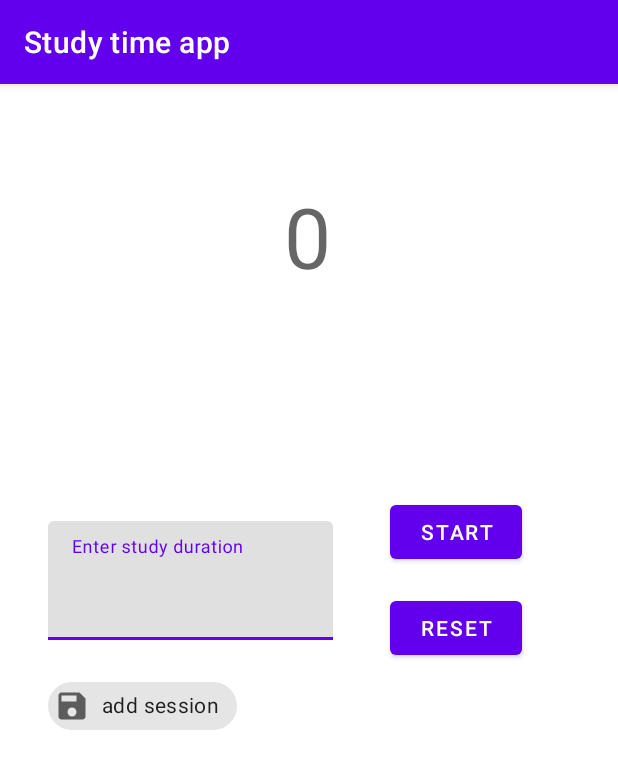
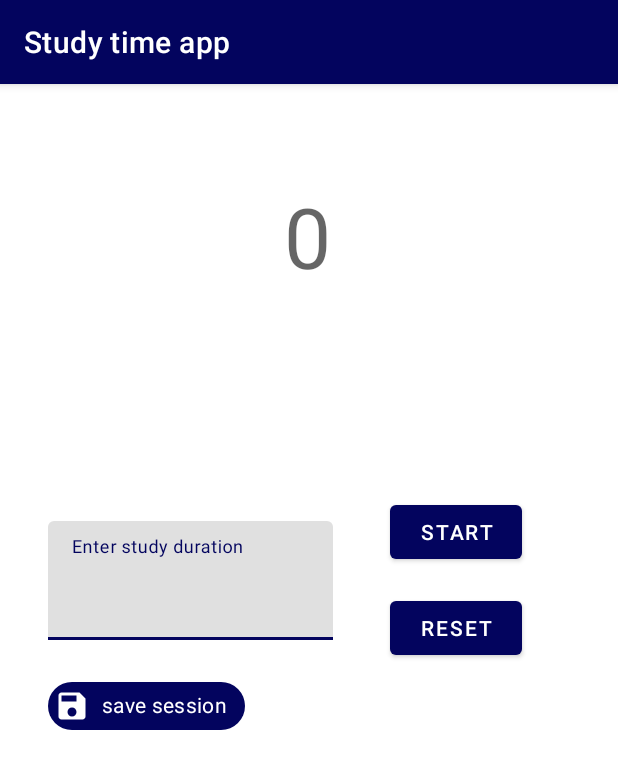
Before and after one commit to slscott9/StudyTimeApplication, an Android app: the TimerActivity screen opened directly, with no data from a screen before it, on a phone screen of 412 x 824 dp. Shown: the top 769 px of the screen. Run offline under Robolectric (Android 15) with nearby library versions, the phone set to English and light mode, and no system bars; our stand-ins replace Room's generated code, data binding; libraries missing offline, so code that uses them is left out: com.github.mikephil.charting, kotlin.time.hours.

Commit message:
Null safety for the repository results works displays no data if the returns are null. Inserts are working from timer activity. Updates are shown in week and month fragment's bar charts

```diff
--- a/app/src/main/java/hfad/com/studytimeapp/activities/MainActivity.kt
+++ b/app/src/main/java/hfad/com/studytimeapp/activities/MainActivity.kt
@@ -49,7 +49,6 @@ class MainActivity : FragmentActivity() {
             }
         }
 
-
         binding.monthChip.setOnClickListener {
             supportFragmentManager.commit {
                 replace<MonthViewFragment>(R.id.fragment_container, null)
@@ -60,16 +59,11 @@ class MainActivity : FragmentActivity() {
             val intent = Intent(this, TimerActivity::class.java)
             startActivity(intent)
         }
-
-
     }
 
     override fun onResume() {
         super.onResume()
         viewmodel.setLastSevenStudySessionsData(currentMonth, currentDayOfMonth)
         viewmodel.setAllSelectedMonthData(currentMonth)
-
     }
-
-
 }
--- a/app/src/main/java/hfad/com/studytimeapp/activities/TimerActivity.kt
+++ b/app/src/main/java/hfad/com/studytimeapp/activities/TimerActivity.kt
@@ -29,7 +29,6 @@ class TimerActivity : AppCompatActivity() {
 
     private lateinit var binding: ActivityTimerBinding
     private lateinit var viewModel: MainActivityViewModel
-    private var date =  Date()
 
     var START_MILLI_SECONDS = 0L
      var countdown_timer: CountDownTimer? = null
@@ -58,7 +57,6 @@ class TimerActivity : AppCompatActivity() {
             }
         }
 
-
         //Adding a study session needs to insert into database
         binding.addStudySessionChip.setOnClickListener {
             if(binding.etTimeInput.text.isNullOrEmpty()){
@@ -76,7 +74,6 @@ class TimerActivity : AppCompatActivity() {
 
                 val formattedDate = currentDate.format(DateTimeFormatter.ofPattern("yyyy-MM-dd"))
 
-
                 val studySession = Study(
                     hours = hoursStudied,
                     minutes = minutesStudied,
@@ -87,8 +84,7 @@ class TimerActivity : AppCompatActivity() {
                 )
 
                 viewModel.upsertStudySession(studySession)
-
-
+                finish()
             }
         }
         binding.btnReset.setOnClickListener {
@@ -97,13 +93,11 @@ class TimerActivity : AppCompatActivity() {
     }
 
 
-
     override fun onSaveInstanceState(outState: Bundle) {
         super.onSaveInstanceState(outState)
         outState.putLong("savedMiliseconds", time_in_milli_seconds)
         Toast.makeText(this, "saved milli seconds is $time_in_milli_seconds", Toast.LENGTH_LONG).show()
     }
-
 
     private fun pauseTimer() {
         startButton.text = "Start"
--- /dev/null
+++ b/app/src/main/res/drawable/ic_baseline_add_24_white.xml
@@ -0,0 +1,5 @@
+<vector android:height="24dp" android:tint="#FFFFFF"
+    android:viewportHeight="24" android:viewportWidth="24"
+    android:width="24dp" xmlns:android="http://schemas.android.com/apk/res/android">
+    <path android:fillColor="@android:color/white" android:pathData="M19,13h-6v6h-2v-6H5v-2h6V5h2v6h6v2z"/>
+</vector>
--- a/app/src/main/res/drawable/ic_baseline_save_24.xml
+++ b/app/src/main/res/drawable/ic_baseline_save_24.xml
@@ -1,10 +1,5 @@
-<vector xmlns:android="http://schemas.android.com/apk/res/android"
-    android:width="24dp"
-    android:height="24dp"
-    android:viewportWidth="24"
-    android:viewportHeight="24"
-    android:tint="?attr/colorControlNormal">
-  <path
-      android:fillColor="@android:color/white"
-      android:pathData="M17,3L5,3c-1.11,0 -2,0.9 -2,2v14c0,1.1 0.89,2 2,2h14c1.1,0 2,-0.9 2,-2L21,7l-4,-4zM12,19c-1.66,0 -3,-1.34 -3,-3s1.34,-3 3,-3 3,1.34 3,3 -1.34,3 -3,3zM15,9L5,9L5,5h10v4z"/>
+<vector android:height="24dp" android:tint="#FFFFFF"
+    android:viewportHeight="24" android:viewportWidth="24"
+    android:width="24dp" xmlns:android="http://schemas.android.com/apk/res/android">
+    <path android:fillColor="@android:color/white" android:pathData="M17,3L5,3c-1.11,0 -2,0.9 -2,2v14c0,1.1 0.89,2 2,2h14c1.1,0 2,-0.9 2,-2L21,7l-4,-4zM12,19c-1.66,0 -3,-1.34 -3,-3s1.34,-3 3,-3 3,1.34 3,3 -1.34,3 -3,3zM15,9L5,9L5,5h10v4z"/>
 </vector>
--- a/app/src/main/res/layout/activity_timer.xml
+++ b/app/src/main/res/layout/activity_timer.xml
@@ -28,11 +28,13 @@
             android:layout_height="79dp"
             android:layout_marginStart="32dp"
             android:hint="Enter study duration"
+            app:hintTextColor="@color/darkBlue"
             app:layout_constraintBottom_toBottomOf="@+id/btnReset"
             app:layout_constraintStart_toStartOf="parent"
             app:layout_constraintTop_toTopOf="@+id/startButton">
 
             <com.google.android.material.textfield.TextInputEditText
+                android:textColor="@color/darkBlue"
                 android:id="@+id/etTimeInput"
                 android:layout_width="match_parent"
                 android:layout_height="match_parent" />
@@ -44,16 +46,18 @@
             android:layout_height="wrap_content"
             android:layout_marginTop="136dp"
             android:layout_marginEnd="64dp"
-            android:text="start"
+            android:text="@string/start_timer_button"
             app:layout_constraintEnd_toEndOf="parent"
             app:layout_constraintTop_toBottomOf="@+id/tvTimerCountDown" />
 
         <com.google.android.material.chip.Chip
             android:id="@+id/addStudySessionChip"
+            app:chipBackgroundColor="@color/darkBlue"
             android:layout_width="wrap_content"
             android:layout_height="wrap_content"
             android:layout_marginTop="20dp"
-            android:text="add session"
+            android:text="@string/save_session_chip_text"
+            android:textColor="@color/white"
             app:chipIcon="@drawable/ic_baseline_save_24"
             app:layout_constraintStart_toStartOf="@+id/timerTextInputLayout"
             app:layout_constraintTop_toBottomOf="@+id/timerTextInputLayout" />
@@ -63,7 +67,7 @@
             android:layout_width="wrap_content"
             android:layout_height="wrap_content"
             android:layout_marginTop="16dp"
-            android:text="Reset"
+            android:text="@string/reset_timer_button"
             app:layout_constraintEnd_toEndOf="@+id/startButton"
             app:layout_constraintStart_toStartOf="@+id/startButton"
             app:layout_constraintTop_toBottomOf="@+id/startButton" />
--- a/app/src/main/res/values/colors.xml
+++ b/app/src/main/res/values/colors.xml
@@ -1,6 +1,7 @@
 <?xml version="1.0" encoding="utf-8"?>
 <resources>
-    <color name="colorPrimary">#6200EE</color>
-    <color name="colorPrimaryDark">#3700B3</color>
-    <color name="colorAccent">#03DAC5</color>
+    <color name="darkBlue">#03045e</color>
+    <color name="colorPrimaryDark">#0077b6</color>
+    <color name="colorAccent">#00b4d8</color>
+    <color name="white">#FFFFFF</color>
 </resources>
--- a/app/src/main/res/values/strings.xml
+++ b/app/src/main/res/values/strings.xml
@@ -2,4 +2,9 @@
     <string name="app_name">Study time app</string>
     <!-- TODO: Remove or change this placeholder text -->
     <string name="hello_blank_fragment">Hello blank fragment</string>
+    <string name="save_session_chip_text">save session</string>
+    <string name="reset_timer_button">Reset</string>
+    <string name="start_timer_button">start</string>
+    <string name="week_chip_button_text">week</string>
+    <string name="month_chip_button_text">month</string>
 </resources>
--- a/app/src/main/res/values/styles.xml
+++ b/app/src/main/res/values/styles.xml
@@ -2,9 +2,9 @@
     <!-- Base application theme. -->
     <style name="AppTheme" parent="Theme.MaterialComponents.DayNight.DarkActionBar">
         <!-- Customize your theme here. -->
-        <item name="colorPrimary">@color/colorPrimary</item>
-        <item name="colorPrimaryDark">@color/colorPrimaryDark</item>
-        <item name="colorAccent">@color/colorAccent</item>
+        <item name="colorPrimary">#03045e</item>
+        <item name="colorPrimaryDark">#0077b6</item>
+        <item name="colorAccent">#FFFFFF</item>
     </style>
 
 </resources>
```
Also changed, not shown: app/src/main/java/hfad/com/studytimeapp/fragments/WeekFragment.kt (+1 -13 lines), app/src/main/java/hfad/com/studytimeapp/viewmodels/MainActivityViewModel.kt (+0 -21 lines), app/src/main/res/drawable/ic_baseline_add_24.xml (deleted, +0 -10 lines), app/src/main/res/layout/activity_main.xml (+10 -5 lines).
